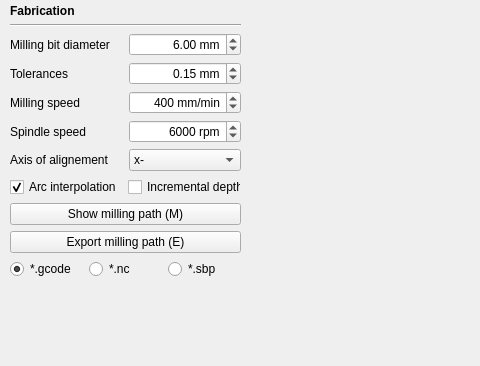
Above: setup/Tsugite.ui from marialarsson/tsugite before the change; both pictures show x 0 to 480 and y 491 to 857 of the 1259 by 857 pixel window. Below: the same form after it.
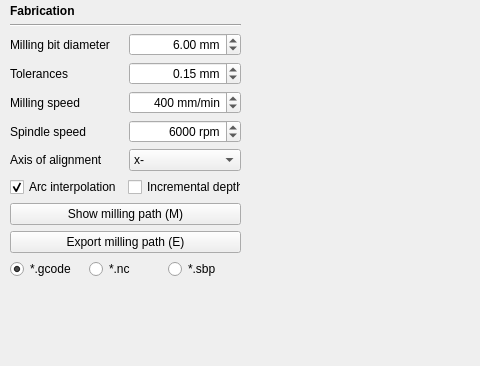
That is the form after the change.

The edit to the form file:
```diff
--- a/setup/Tsugite.ui
+++ b/setup/Tsugite.ui
@@ -613,7 +613,7 @@
        <item>
         <widget class="QLabel" name="label_13">
          <property name="text">
-          <string>Axis of alignement</string>
+          <string>Axis of alignment</string>
          </property>
         </widget>
        </item>
```
